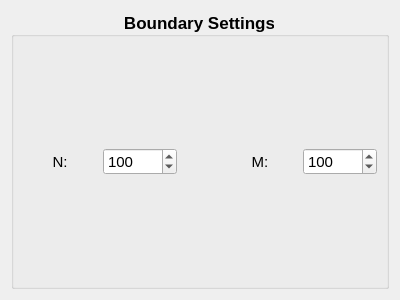
The window that dirac/gui/mainwindow/simulationssettings/simulation_group_box.ui (brands-d/Dirac) describes before a commit, drawn with Qt 5.
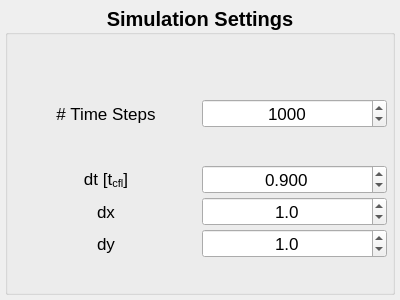
The same window after the commit.

```diff
--- a/dirac/gui/mainwindow/simulationssettings/simulation_group_box.ui
+++ b/dirac/gui/mainwindow/simulationssettings/simulation_group_box.ui
@@ -14,11 +14,26 @@
    <string>Form</string>
   </property>
   <layout class="QHBoxLayout" name="horizontalLayout">
+   <property name="spacing">
+    <number>5</number>
+   </property>
+   <property name="leftMargin">
+    <number>5</number>
+   </property>
+   <property name="topMargin">
+    <number>5</number>
+   </property>
+   <property name="rightMargin">
+    <number>5</number>
+   </property>
+   <property name="bottomMargin">
+    <number>5</number>
+   </property>
    <item>
     <widget class="QGroupBox" name="layout">
      <property name="font">
       <font>
-       <pointsize>13</pointsize>
+       <pointsize>15</pointsize>
        <weight>75</weight>
        <bold>true</bold>
        <stylestrategy>PreferAntialias</stylestrategy>
@@ -28,7 +43,7 @@
       <string>Adjust boundary related settings here.</string>
      </property>
      <property name="title">
-      <string>Boundary Settings</string>
+      <string>Simulation Settings</string>
      </property>
      <property name="alignment">
       <set>Qt::AlignCenter</set>
@@ -36,18 +51,39 @@
      <property name="flat">
       <bool>false</bool>
      </property>
-     <layout class="QHBoxLayout" name="horizontalLayout_2">
+     <layout class="QVBoxLayout" name="verticalLayout">
+      <property name="spacing">
+       <number>3</number>
+      </property>
+      <property name="leftMargin">
+       <number>5</number>
+      </property>
+      <property name="topMargin">
+       <number>30</number>
+      </property>
+      <property name="rightMargin">
+       <number>5</number>
+      </property>
+      <property name="bottomMargin">
+       <number>0</number>
+      </property>
       <item>
-       <widget class="QLabel" name="N_label">
+       <layout class="QHBoxLayout" name="layout_2">
+        <item>
+         <widget class="QLabel" name="time_steps_label">
         <property name="font">
          <font>
-          <pointsize>11</pointsize>
+            <pointsize>13</pointsize>
           <weight>50</weight>
           <bold>false</bold>
-         </font>
-        </property>
+            <stylestrategy>PreferAntialias</stylestrategy>
+           </font>
+          </property>
+          <property name="toolTip">
+           <string>&lt;html&gt;&lt;head/&gt;&lt;body&gt;&lt;p&gt;Adjust the number of time steps that are calculated.&lt;/p&gt;&lt;/body&gt;&lt;/html&gt;</string>
+          </property>
         <property name="text">
-         <string>N:</string>
+           <string># Time Steps</string>
         </property>
         <property name="alignment">
          <set>Qt::AlignCenter</set>
@@ -55,83 +91,200 @@
        </widget>
       </item>
       <item>
-       <widget class="QSpinBox" name="N_spinbox">
+         <widget class="QSpinBox" name="time_steps_spinbox">
         <property name="font">
          <font>
-          <pointsize>11</pointsize>
+            <pointsize>13</pointsize>
           <weight>50</weight>
           <bold>false</bold>
-         </font>
-        </property>
+            <stylestrategy>PreferAntialias</stylestrategy>
+           </font>
+          </property>
+          <property name="alignment">
+           <set>Qt::AlignCenter</set>
+          </property>
         <property name="minimum">
-         <number>4</number>
+           <number>10</number>
         </property>
         <property name="maximum">
-         <number>10000</number>
+           <number>100000</number>
         </property>
         <property name="singleStep">
          <number>2</number>
         </property>
         <property name="value">
-         <number>100</number>
+           <number>1000</number>
         </property>
        </widget>
       </item>
+       </layout>
+      </item>
       <item>
-       <spacer name="spacer">
-        <property name="orientation">
-         <enum>Qt::Horizontal</enum>
-        </property>
-        <property name="sizeType">
-         <enum>QSizePolicy::Preferred</enum>
-        </property>
-        <property name="sizeHint" stdset="0">
-         <size>
-          <width>40</width>
-          <height>20</height>
-         </size>
-        </property>
-       </spacer>
-      </item>
-      <item>
-       <widget class="QLabel" name="M_label">
+       <layout class="QGridLayout" name="layout_3">
+        <item row="0" column="0">
+         <widget class="QLabel" name="dt_label">
+          <property name="font">
+           <font>
+            <pointsize>13</pointsize>
+            <weight>50</weight>
+            <bold>false</bold>
+            <stylestrategy>PreferAntialias</stylestrategy>
+           </font>
+          </property>
+          <property name="toolTip">
+           <string>&lt;html&gt;&lt;head/&gt;&lt;body&gt;&lt;p&gt;Adjust the time sheet spacing in units of the critical time step t&lt;span style=&quot; vertical-align:sub;&quot;&gt;cfl&lt;/span&gt;.&lt;/p&gt;&lt;/body&gt;&lt;/html&gt;</string>
+          </property>
+          <property name="text">
+           <string>&lt;html&gt;&lt;head/&gt;&lt;body&gt;&lt;p&gt;dt [t&lt;span style=&quot; vertical-align:sub;&quot;&gt;cfl&lt;/span&gt;]&lt;/p&gt;&lt;/body&gt;&lt;/html&gt;</string>
+          </property>
+          <property name="alignment">
+           <set>Qt::AlignCenter</set>
+          </property>
+         </widget>
+        </item>
+        <item row="1" column="0">
+         <widget class="QLabel" name="dx_label">
         <property name="font">
          <font>
-          <pointsize>11</pointsize>
+            <pointsize>13</pointsize>
           <weight>50</weight>
           <bold>false</bold>
          </font>
         </property>
         <property name="text">
-         <string>M:</string>
+           <string>dx</string>
         </property>
         <property name="alignment">
          <set>Qt::AlignCenter</set>
         </property>
        </widget>
       </item>
-      <item>
-       <widget class="QSpinBox" name="M_spinbox">
+        <item row="2" column="0">
+         <widget class="QLabel" name="dy_label">
         <property name="font">
          <font>
-          <pointsize>11</pointsize>
+            <pointsize>13</pointsize>
           <weight>50</weight>
           <bold>false</bold>
          </font>
         </property>
+          <property name="toolTip">
+           <string>Adjust the lattice spacing in the horizontal direction.</string>
+          </property>
+          <property name="text">
+           <string>dy</string>
+          </property>
+          <property name="alignment">
+           <set>Qt::AlignCenter</set>
+          </property>
+         </widget>
+        </item>
+        <item row="2" column="1">
+         <widget class="QDoubleSpinBox" name="dy_spinbox">
+          <property name="font">
+           <font>
+            <pointsize>13</pointsize>
+            <weight>50</weight>
+            <bold>false</bold>
+           </font>
+          </property>
+          <property name="alignment">
+           <set>Qt::AlignCenter</set>
+          </property>
+          <property name="correctionMode">
+           <enum>QAbstractSpinBox::CorrectToNearestValue</enum>
+          </property>
+          <property name="keyboardTracking">
+           <bool>false</bool>
+          </property>
+          <property name="decimals">
+           <number>1</number>
+          </property>
         <property name="minimum">
-         <number>4</number>
+           <double>0.100000000000000</double>
         </property>
         <property name="maximum">
-         <number>10000</number>
+           <double>10.000000000000000</double>
         </property>
         <property name="singleStep">
          <number>2</number>
         </property>
         <property name="value">
-         <number>100</number>
-        </property>
-       </widget>
+           <double>1.000000000000000</double>
+          </property>
+         </widget>
+        </item>
+        <item row="1" column="1">
+         <widget class="QDoubleSpinBox" name="dx_spinbox">
+          <property name="font">
+           <font>
+            <pointsize>13</pointsize>
+            <weight>50</weight>
+            <bold>false</bold>
+           </font>
+          </property>
+          <property name="alignment">
+           <set>Qt::AlignCenter</set>
+          </property>
+          <property name="correctionMode">
+           <enum>QAbstractSpinBox::CorrectToNearestValue</enum>
+          </property>
+          <property name="keyboardTracking">
+           <bool>false</bool>
+          </property>
+          <property name="decimals">
+           <number>1</number>
+          </property>
+          <property name="minimum">
+           <double>0.100000000000000</double>
+          </property>
+          <property name="maximum">
+           <double>10.000000000000000</double>
+          </property>
+          <property name="singleStep">
+           <double>0.100000000000000</double>
+          </property>
+          <property name="value">
+           <double>1.000000000000000</double>
+          </property>
+         </widget>
+        </item>
+        <item row="0" column="1">
+         <widget class="QDoubleSpinBox" name="dt_spinbox">
+          <property name="font">
+           <font>
+            <pointsize>13</pointsize>
+            <weight>50</weight>
+            <bold>false</bold>
+           </font>
+          </property>
+          <property name="alignment">
+           <set>Qt::AlignCenter</set>
+          </property>
+          <property name="correctionMode">
+           <enum>QAbstractSpinBox::CorrectToNearestValue</enum>
+          </property>
+          <property name="keyboardTracking">
+           <bool>false</bool>
+          </property>
+          <property name="decimals">
+           <number>3</number>
+          </property>
+          <property name="minimum">
+           <double>0.010000000000000</double>
+          </property>
+          <property name="maximum">
+           <double>5.000000000000000</double>
+          </property>
+          <property name="singleStep">
+           <double>0.100000000000000</double>
+          </property>
+          <property name="value">
+           <double>0.900000000000000</double>
+          </property>
+         </widget>
+        </item>
+       </layout>
       </item>
      </layout>
     </widget>
```
Left out of the diff: 9 changed lines with no effect on the pictures. Lines whose indentation alone changed are shown as unchanged.
